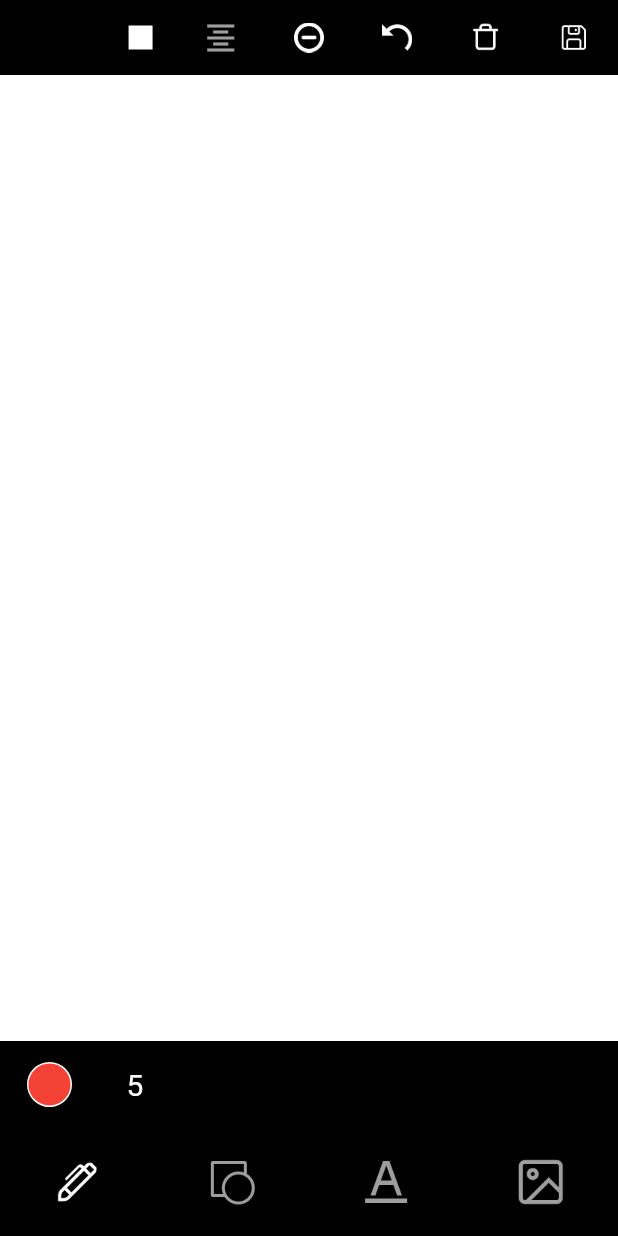
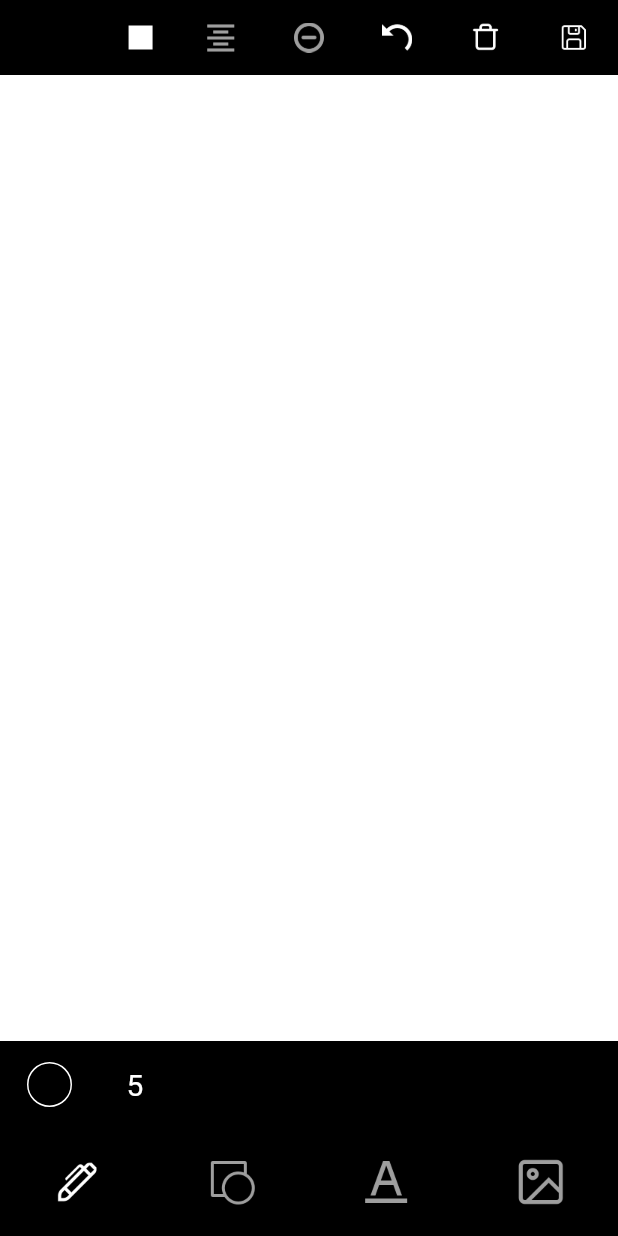
Before and after one commit to ning0825/WallpaperMaker, a Flutter app: the CreateRoute screen opened directly, after a tap on "start", on a phone screen of 412 x 824 dp. Run offline on Flutter 3.47's test engine with Material 2 defaults, Android fonts, the phone set to English and light mode, and no system bars; our stand-ins replace image_picker.

Commit message:
Add icon. Changed select frame to dotted line.

```diff
--- a/lib/cus_widgets/cus_painter.dart
+++ b/lib/cus_widgets/cus_painter.dart
@@ -67,7 +67,7 @@ class MyCanvas extends CustomPainter {
     );
 
     //draw background
-    canvas.drawColor(data.config.bgColor, BlendMode.src);
+    canvas.drawColor(data.getBackroundColor(), BlendMode.src);
 
     //draw selectables
     //TODO: draw select rect over other items, but iterate twice can cause performance issue.
--- a/lib/cus_widgets/cus_widget.dart
+++ b/lib/cus_widgets/cus_widget.dart
@@ -156,7 +156,7 @@ class PaletteRenderBox extends RenderBox {
       for (var j = 0; j < 12; j++) {
         context.canvas.drawRect(
             Offset(offset.dx + pieceWidth * j, offset.dy + pieceHeight * i) &
-                pieceSize,
+                pieceSize + Offset(1, 1),
             Paint()..color = colorlist[j][100 * (10 - i)]);
       }
     }
--- a/lib/routes/route_create.dart
+++ b/lib/routes/route_create.dart
@@ -2,7 +2,9 @@ import 'dart:ui';
 
 import 'package:flutter/material.dart';
 import 'package:wallpaper_maker/inherit/inherited_config.dart';
+import 'package:wallpaper_maker/routes/route_detail.dart';
 import 'package:wallpaper_maker/routes/route_edit.dart';
+import 'package:wallpaper_maker/utils/constants.dart';
 
 class CreateRoute extends StatefulWidget {
   @override
@@ -27,6 +29,9 @@ class _CreateRouteState extends State<CreateRoute>
   int selected = 0;
 
   AnimationController controller;
+
+  static const inputDeco = const InputDecoration(
+      focusedBorder: UnderlineInputBorder(borderSide: BorderSide()));
 
   @override
   void initState() {
@@ -54,6 +59,7 @@ class _CreateRouteState extends State<CreateRoute>
             Container(
               height: MediaQuery.of(context).size.height,
               child: Column(
+                crossAxisAlignment: CrossAxisAlignment.end,
                 children: [
                   Spacer(),
                   _buildSlideTransition(),
@@ -167,11 +173,7 @@ class _CreateRouteState extends State<CreateRoute>
                           autofocus: false,
                           style: TextStyle(fontSize: 32),
                           cursorColor: Colors.black,
-                          decoration: InputDecoration(
-                            focusedBorder: UnderlineInputBorder(
-                              borderSide: BorderSide(),
-                            ),
-                          ),
+                          decoration: inputDeco,
                         ),
                       ),
                       SizedBox(width: 26),
@@ -193,11 +195,7 @@ class _CreateRouteState extends State<CreateRoute>
                           autofocus: false,
                           style: TextStyle(fontSize: 32),
                           cursorColor: Colors.black,
-                          decoration: InputDecoration(
-                            focusedBorder: UnderlineInputBorder(
-                              borderSide: BorderSide(),
-                            ),
-                          ),
+                          decoration: inputDeco,
                         ),
                       ),
                     ],
@@ -227,22 +225,67 @@ class _CreateRouteState extends State<CreateRoute>
           controller.forward(from: 0.0);
         });
       },
-      child: AnimatedContainer(
-        duration: Duration(milliseconds: 400),
-        curve: Curves.ease,
-        margin: EdgeInsets.only(
-            left: init ? 60 : 0, bottom: init ? 10 : 0, right: init ? 20 : 0),
-        padding: EdgeInsets.all(20),
-        color: Colors.black,
-        height: init ? 70 : 130,
-        onEnd: () {
+      // child: AnimatedContainer(
+      //   duration: Duration(milliseconds: 400),
+      //   curve: Curves.ease,
+      //   margin: EdgeInsets.only(
+      //       left: init ? 60 : 0, bottom: init ? 10 : 0, right: init ? 20 : 0),
+      //   padding: EdgeInsets.all(20),
+      //   color: Colors.black,
+      //   height: init ? 70 : 130,
+      //   onEnd: () {
+      //     (formKey.currentState as FormState).save();
+      //     data.size2Save = Size(width, height);
+      //     //Hide keyboard.
+      //     FocusScope.of(context).requestFocus(FocusNode());
+      //     Navigator.of(context).pop();
+      //     Navigator.of(context).push(CusPageRoute(child: EditRoute()));
+      //   },
+      //   child: Row(
+      //     children: [
+      //       Text(
+      //         'start',
+      //         style: TextStyle(color: Colors.white, fontSize: 30),
+      //       ),
+      //       Spacer(),
+      //       Icon(
+      //         Icons.arrow_forward,
+      //         color: Colors.white,
+      //         size: 30,
+      //       )
+      //     ],
+      //   ),
+      // ),
+      child: Container(
+        margin: EdgeInsets.only(bottom: 20, right: 20),
+        child: Hero(
+          tag: tag_libToCreate,
+          child: Material(
+            child: SingleChildScrollView(
+              scrollDirection: Axis.horizontal,
+              child: InkWell(
+                onTap: () {
                   (formKey.currentState as FormState).save();
                   data.size2Save = Size(width, height);
                   //Hide keyboard.
                   FocusScope.of(context).requestFocus(FocusNode());
-          Navigator.of(context).pop();
-          Navigator.of(context).push(CusPageRoute(child: EditRoute()));
+                  // Navigator.of(context).pop();
+                  Navigator.of(context)
+                      .push(PageRouteBuilder(pageBuilder: (_, a1, a2) {
+                    return AnimatedBuilder(
+                      animation: a1,
+                      builder: (_, child) => Opacity(
+                        opacity: a1.value,
+                        child: EditRoute(),
+                      ),
+                    );
+                  }));
                 },
+                child: Container(
+                  width: 330,
+                  padding: EdgeInsets.all(20),
+                  color: Colors.black,
+                  height: 70,
                   child: Row(
                     children: [
                       Text(
@@ -258,6 +301,11 @@ class _CreateRouteState extends State<CreateRoute>
                     ],
                   ),
                 ),
+              ),
+            ),
+          ),
+        ),
+      ),
     );
   }
 }
@@ -265,5 +313,16 @@ class _CreateRouteState extends State<CreateRoute>
 class CusPageRoute extends PageRouteBuilder {
   Widget child;
 
-  CusPageRoute({this.child}) : super(pageBuilder: (_, a1, a2) => child);
+  CusPageRoute({this.child});
+
+  @override
+  get pageBuilder => (_, a1, a2) {
+        return AnimatedBuilder(
+          animation: a1,
+          builder: (_, child) => Opacity(
+            opacity: a1.value,
+            child: child,
+          ),
+        );
+      };
 }
--- a/lib/routes/route_edit.dart
+++ b/lib/routes/route_edit.dart
@@ -40,14 +40,14 @@ class _EditRouteState extends State<EditRoute>
   Widget build(BuildContext context) {
     mContext = context;
     data = ConfigWidget.of(context);
+
     return SafeArea(
       child: Scaffold(
-        body: Container(
-          child: Stack(
+        body: Stack(
           children: [
             Column(
               children: [
-                  TopToolbar(),
+                Container(height: 50, child: TopToolbar()),
                 Expanded(child: CanvasPanel(rpbKey)),
                 BottomToolbar()
               ],
@@ -60,7 +60,6 @@ class _EditRouteState extends State<EditRoute>
               top: data.top,
             ),
           ],
-          ),
         ),
       ),
     );
@@ -85,7 +84,6 @@ class _EditRouteState extends State<EditRoute>
           direction: data.direction,
         ),
       ),
-      width: MediaQuery.of(context).size.width - 16,
       margin: EdgeInsets.all(8.0),
       padding: EdgeInsets.all(10.0),
       child: _getLeafTool(data.currentLeafTool),
@@ -98,7 +96,7 @@ class _EditRouteState extends State<EditRoute>
       switch (leafTool) {
         case LeafTool.backgroundColor:
           result = Container(
-            width: double.infinity,
+            width: MediaQuery.of(context).size.width - 36,
             child: PaletteWidget(onColorPick: (color) {
               data.setBackgroundColor(color);
             }),
@@ -107,29 +105,30 @@ class _EditRouteState extends State<EditRoute>
         case LeafTool.align:
           result = Container(
             child: Row(
+              mainAxisSize: MainAxisSize.min,
               children: [
                 IconButton(
-                  icon: Icon(Icons.format_align_left),
+                  icon: Icon(Icons.format_align_left, color: Colors.white),
                   onPressed: () => data.setLeftAlign(),
                 ),
                 IconButton(
-                  icon: Icon(Icons.format_align_right),
+                  icon: Icon(Icons.format_align_right, color: Colors.white),
                   onPressed: () => data.setRightAlign(),
                 ),
                 IconButton(
-                  icon: Icon(Icons.vertical_align_top),
+                  icon: Icon(Icons.vertical_align_top, color: Colors.white),
                   onPressed: () => data.setTopAlign(),
                 ),
                 IconButton(
-                  icon: Icon(Icons.vertical_align_bottom),
+                  icon: Icon(Icons.vertical_align_bottom, color: Colors.white),
                   onPressed: () => data.setBottomAlign(),
                 ),
                 IconButton(
-                  icon: Icon(Icons.vertical_align_center),
+                  icon: Icon(Icons.vertical_align_center, color: Colors.white),
                   onPressed: () => data.setCenterVerticalAlign(),
                 ),
                 IconButton(
-                  icon: Icon(Icons.border_horizontal),
+                  icon: Icon(Icons.border_horizontal, color: Colors.white),
                   onPressed: () => data.setCenterHorizonAlign(),
                 ),
               ],
@@ -138,7 +137,7 @@ class _EditRouteState extends State<EditRoute>
           break;
         case LeafTool.pen_color:
           result = Container(
-            width: double.infinity,
+            width: MediaQuery.of(context).size.width - 36,
             child: PaletteWidget(onColorPick: (color) {
               data.setPenColor(color);
             }),
@@ -167,32 +166,56 @@ class _EditRouteState extends State<EditRoute>
           break;
         case LeafTool.shape_color:
           result = Container(
-            width: double.infinity,
+            width: MediaQuery.of(context).size.width - 36,
             child: PaletteWidget(onColorPick: (color) {
               data.setShapeColor(color);
             }),
           );
           break;
         case LeafTool.shape_style:
-          result = Container(
-            width: double.infinity,
+          result = Column(
+            children: [
+              Container(
+                padding: EdgeInsets.symmetric(horizontal: 4),
+                alignment: Alignment.center,
+                width: MediaQuery.of(context).size.width - 36,
+                height: 30,
+                decoration: BoxDecoration(
+                  border: Border.all(color: Colors.white, width: 2),
+                ),
+                child: Text(
+                  'transparent',
+                  style: TextStyle(color: Colors.white),
+                ),
+              ),
+              SizedBox(
+                height: 4,
+              ),
+              Container(
+                width: MediaQuery.of(context).size.width - 36,
                 child: PaletteWidget(onColorPick: (color) {
                   data.setShapeFillColor(color);
                 }),
+              ),
+            ],
           );
           break;
         case LeafTool.shape_width:
           result = WidthWidget(toolNum: shapeToolNum);
           break;
         case LeafTool.text_text:
-          result = TypoTextWidget();
+          result = Container(
+              width: MediaQuery.of(context).size.width - 36,
+              child: TypoTextWidget());
           break;
         case LeafTool.text_font:
-          result = TypoFontWidget();
+          result = Container(
+              width: MediaQuery.of(context).size.width - 36,
+              child: TypoFontWidget());
           break;
         case LeafTool.text_color:
           result = Container(
-            width: double.infinity,
+            width: MediaQuery.of(context).size.width - 36,
             child: PaletteWidget(onColorPick: (color) {
               data.setTextColor(color);
             }),
@@ -268,6 +291,7 @@ class _TopToolbarState extends State<TopToolbar> {
   @override
   Widget build(BuildContext context) {
     data = ConfigWidget.of(context);
+
     return Container(
       color: Colors.black,
       width: double.infinity,
@@ -298,6 +322,7 @@ class _TopToolbarState extends State<TopToolbar> {
             child: IconButton(
                 key: alignBtKey,
                 disabledColor: Colors.grey,
+                color: Colors.white,
                 icon: Icon(Icons.format_align_center),
                 onPressed: data.isSelectedMode
                     ? () {
@@ -315,8 +340,10 @@ class _TopToolbarState extends State<TopToolbar> {
                 'assets/icons/remove.png',
                 width: 20,
                 height: 20,
+                color: data.isSelectedMode ? Colors.white : Colors.grey,
               ),
-              onPressed: () => data.removeCurrentSelected(),
+              onPressed: () =>
+                  data.isSelectedMode ? data.removeCurrentSelected() : null,
             ),
           ),
           //undo
@@ -532,9 +559,7 @@ class _BottomToolbarState extends State<BottomToolbar> {
           IconButton(
             key: typoTextKey,
             iconSize: 50,
-            icon: Image.asset(
-              'assets/icons/typo_input.png',
-            ),
+            icon: Icon(Icons.space_bar),
             onPressed: () {
               data.setCurrentLeafTool(LeafTool.text_text);
               data.setLeafToolBottom();
@@ -608,12 +633,6 @@ class _BottomToolbarState extends State<BottomToolbar> {
               iconSize: 50,
               color: Colors.white,
               disabledColor: Colors.grey,
-              // icon: Image.asset(
-              //   'assets/icons/image_crop.png',
-              //   width: 30,
-              //   height: 30,
-              //   color: Colors.grey,
-              // ),
               icon: Icon(
                 Icons.crop,
                 size: 30,
@@ -816,9 +835,12 @@ class _BuildWidthState extends State<WidthWidget> {
   Widget build(BuildContext context) {
     data = ConfigWidget.of(context);
     return Container(
+      width: MediaQuery.of(context).size.width - 36,
       child: Column(
+        crossAxisAlignment: CrossAxisAlignment.stretch,
         children: [
           Container(
+            width: MediaQuery.of(context).size.width - 36,
             padding: EdgeInsets.symmetric(horizontal: 20),
             child: CustomPaint(
               painter:
@@ -834,7 +856,7 @@ class _BuildWidthState extends State<WidthWidget> {
             min: 1.0,
             max: 8.0,
             label: sliderValue.toString(),
-            activeColor: Colors.black,
+            activeColor: Colors.yellow,
           ),
         ],
       ),
--- a/lib/routes/route_library.dart
+++ b/lib/routes/route_library.dart
@@ -5,6 +5,7 @@ import 'package:flutter/material.dart';
 import 'package:path_provider/path_provider.dart';
 import 'package:wallpaper_maker/routes/route_create.dart';
 import 'package:wallpaper_maker/routes/route_detail.dart';
+import 'package:wallpaper_maker/utils/constants.dart';
 
 class SeletectableImgFile {
   SeletectableImgFile({this.imgPath, this.date, this.isSelected = false}) {
@@ -126,7 +127,6 @@ class _LibraryRouteState extends State<LibraryRoute> {
                       onPressed: () {
                         if (selectMode) {
                           setState(() {
-                            // selectAll = !selectAll;
                             cacheImgFiles.forEach((element) {
                               element.isSelected = !element.isSelected;
                             });
@@ -135,6 +135,7 @@ class _LibraryRouteState extends State<LibraryRoute> {
                       },
                       icon: Icon(
                         Icons.select_all,
+                        color: Colors.black,
                       ),
                     ),
                   ),
@@ -183,6 +184,8 @@ class _LibraryRouteState extends State<LibraryRoute> {
       floatingActionButton: InkWell(
         onTap: () => Navigator.of(context)
             .push(MaterialPageRoute(builder: (_) => CreateRoute())),
+        child: Hero(
+          tag: tag_libToCreate,
           child: Container(
             width: 50,
             height: 50,
@@ -190,6 +193,7 @@ class _LibraryRouteState extends State<LibraryRoute> {
             child: Icon(
               Icons.add,
               color: Colors.white,
+            ),
           ),
         ),
       ),
--- /dev/null
+++ b/lib/utils/constants.dart
@@ -0,0 +1,3 @@
+import 'package:flutter/material.dart';
+
+const tag_libToCreate = 'tag_libToCreate';
```
Also changed, not shown: lib/beans/selectable_bean.dart (+15 -1 lines), lib/inherit/inherited_config.dart (+57 -73 lines), lib/routes/route_clip.dart (+46 -27 lines), pubspec.lock, 7 other files. Lines whose indentation alone changed are shown as unchanged.
